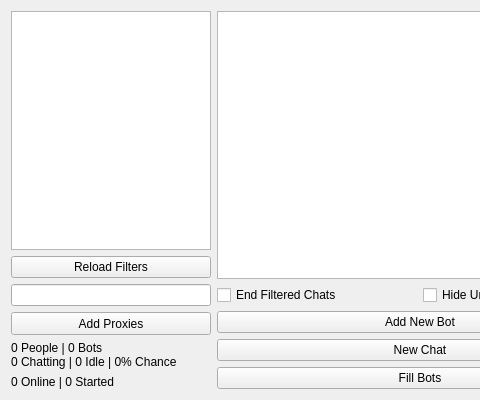
The window that QT_Test/qt_test.ui (grasmanek94/PACB-PROJECT-ChatBot-QT-V3) describes before a commit, drawn with Qt 5; both pictures show x 0 to 480 and y 0 to 400 of the 1420 by 400 pixel window.
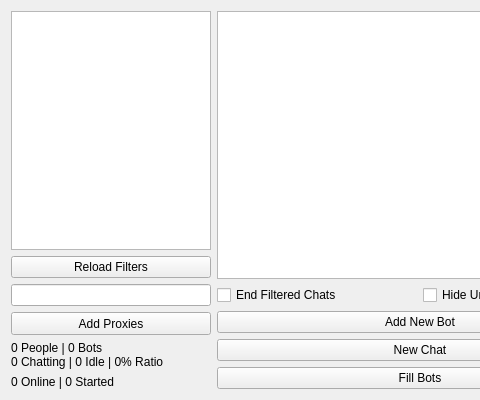
The same window after the commit. Icons and pictures are not drawn.

Commit message: update  statscalculation and rename to ratio

The edit to the form file:
```diff
--- a/QT_Test/qt_test.ui
+++ b/QT_Test/qt_test.ui
@@ -119,7 +119,7 @@
         </property>
         <property name="text">
          <string>0 People | 0 Bots
-0 Chatting | 0 Idle | 0% Chance</string>
+0 Chatting | 0 Idle | 0% Ratio</string>
         </property>
        </widget>
       </item>
```
The commit also changes 3 other files.
